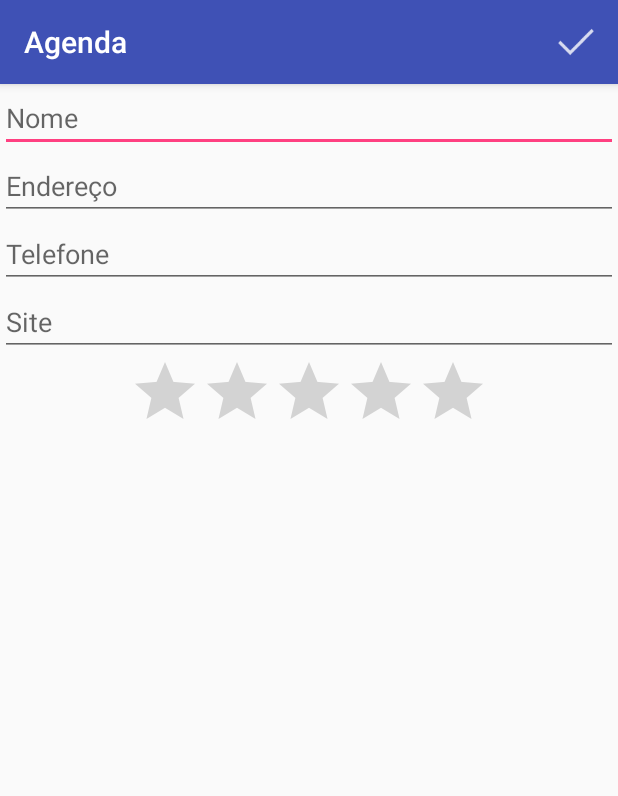
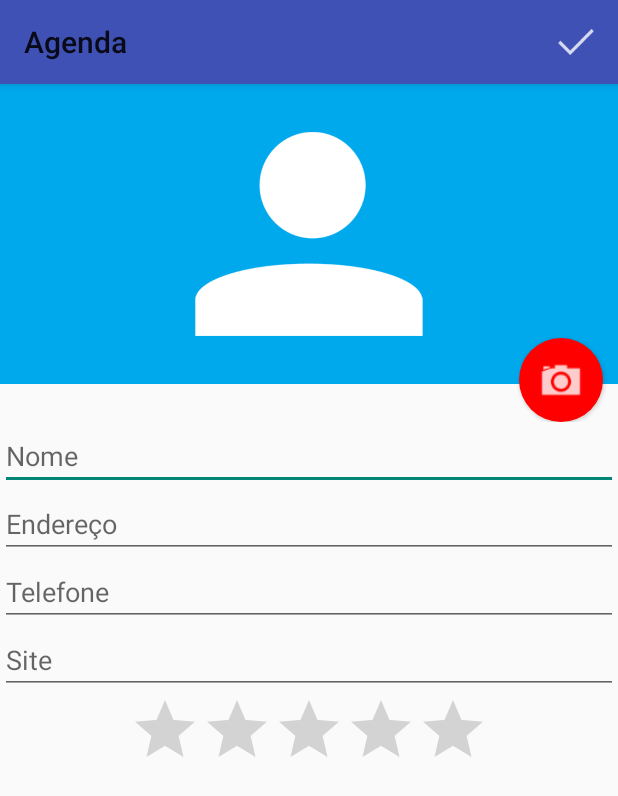
Before and after one commit to JoseAlan/android-alura-2, an Android app: the FormularioActivity screen opened directly, with no data from a screen before it, on a phone screen of 412 x 824 dp. Shown: the top 796 px of the screen. Run offline under Robolectric (Android 15) with nearby library versions, the phone set to English and light mode, and no system bars.

Commit message:
2.1 - Imagem foto e Icone para a camera

```diff
--- /dev/null
+++ b/app/src/main/res/drawable/fundo_camera.xml
@@ -0,0 +1,17 @@
+<?xml version="1.0" encoding="utf-8"?>
+
+<layer-list xmlns:android="http://schemas.android.com/apk/res/android">
+    <item>
+        <shape
+            android:shape="oval">
+            <solid android:color="#ff0000" />
+            <padding android:bottom="10dp"
+                android:left="10dp"
+                android:right="10dp"
+                android:top="10dp"/>
+        </shape>
+    </item>
+
+    <item android:drawable="@drawable/ic_camera"></item>
+
+</layer-list>
--- a/app/src/main/res/layout/activity_formulario.xml
+++ b/app/src/main/res/layout/activity_formulario.xml
@@ -7,37 +7,61 @@
         android:layout_height="match_parent"
         android:orientation="vertical">
 
+        <RelativeLayout
+            android:layout_width="match_parent"
+            android:layout_height="225dp">
+
+            <ImageView
+                android:id="@+id/foto_aluno_form"
+                android:layout_width="match_parent"
+                android:layout_height="200dp"
+                android:background="#00A8EC"
+                android:src="@drawable/person" />
+
+
+            <Button
+                android:id="@+id/formulario_botao"
+                android:layout_width="56dp"
+                android:layout_height="56dp"
+                android:layout_alignParentBottom="true"
+                android:layout_alignParentRight="true"
+                android:layout_marginRight="10dp"
+                android:background="@drawable/fundo_camera"
+                android:elevation="7dp" />
+
+        </RelativeLayout>
+
         <EditText
+            android:id="@+id/formulario_nome"
             android:layout_width="match_parent"
             android:layout_height="wrap_content"
-            android:hint="Nome"
-            android:id="@+id/formulario_nome"/>
+            android:hint="Nome" />
 
         <EditText
+            android:id="@+id/formulario_endereco"
             android:layout_width="match_parent"
             android:layout_height="wrap_content"
-            android:hint="Endereço"
-            android:id="@+id/formulario_endereco"/>
+            android:hint="Endereço" />
 
         <EditText
+            android:id="@+id/formulario_telefone"
             android:layout_width="match_parent"
             android:layout_height="wrap_content"
-            android:hint="Telefone"
-            android:id="@+id/formulario_telefone"/>
+            android:hint="Telefone" />
 
         <EditText
+            android:id="@+id/formulario_site"
             android:layout_width="match_parent"
             android:layout_height="wrap_content"
-            android:hint="Site"
-            android:id="@+id/formulario_site"/>
+            android:hint="Site" />
 
         <RatingBar
+            android:id="@+id/formulario_nota"
             android:layout_width="wrap_content"
             android:layout_height="wrap_content"
             android:layout_gravity="center"
             android:max="10"
-            android:numStars="5"
-            android:id="@+id/formulario_nota"/>
+            android:numStars="5" />
 
     </LinearLayout>
 
--- a/app/src/main/res/values/styles.xml
+++ b/app/src/main/res/values/styles.xml
@@ -1,11 +1,13 @@
 <resources>
 
     <!-- Base application theme. -->
-    <style name="AppTheme" parent="Theme.AppCompat.Light.DarkActionBar">
+    <style name="AppTheme" parent="Base.V7.Theme.AppCompat.Light">
         <!-- Customize your theme here. -->
         <item name="colorPrimary">@color/colorPrimary</item>
         <item name="colorPrimaryDark">@color/colorPrimaryDark</item>
         <item name="colorAccent">@color/colorAccent</item>
     </style>
 
+
+
 </resources>
```
Also changed, not shown: 186 other files.
